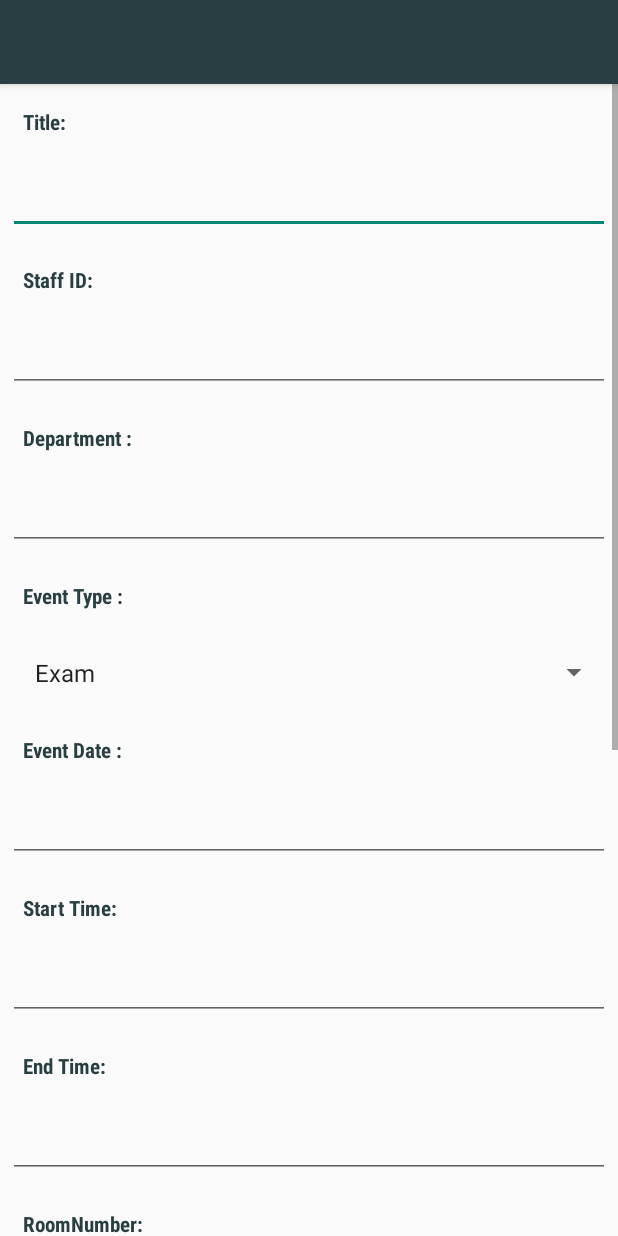
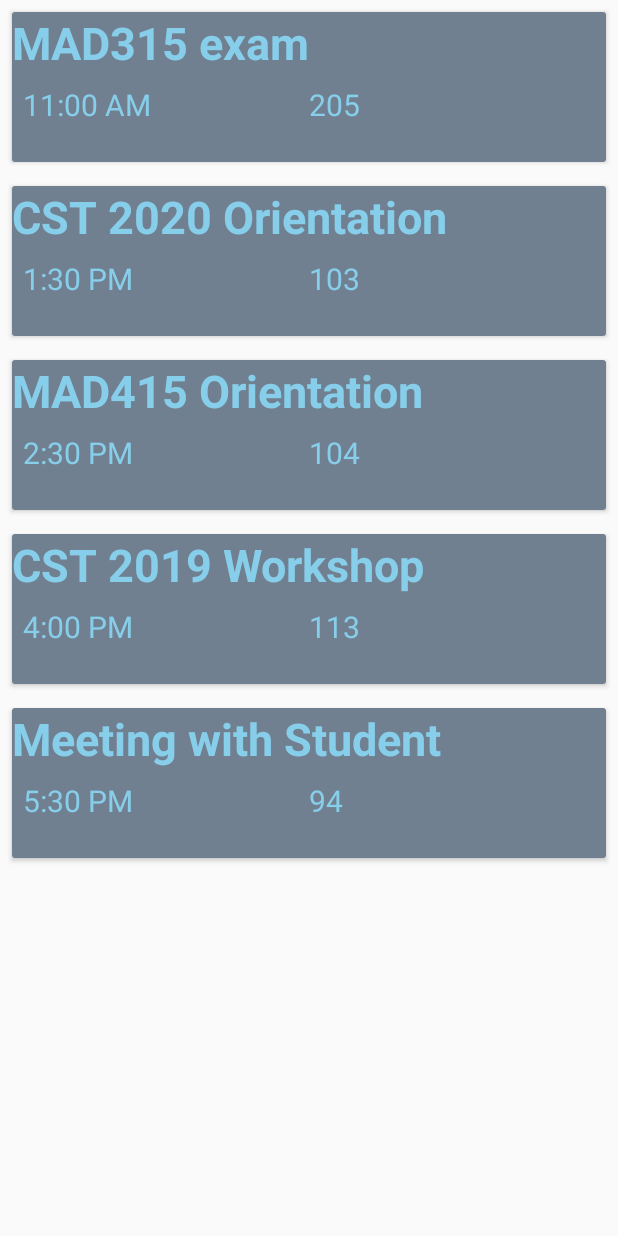
Before and after one commit to Akhilkrishna415/VMeet, an Android app: the screen it shows after launch once a user with an empty profile is signed in (CreatePostActivity before the commit, MyBooking after it), in the side drawer, after a tap on "My Bookings", on a phone screen of 412 x 824 dp. Run offline under Robolectric (Android 15) with nearby library versions, the phone set to English and light mode, and no system bars; our stand-ins replace Firebase (no records; nobody signed in at launch, a user with empty details on screens opened directly), navigation-ui.

Commit message:
Uploading MyBooking xml and basic java.(v1)

```diff
--- a/app/src/main/AndroidManifest.xml
+++ b/app/src/main/AndroidManifest.xml
@@ -9,9 +9,10 @@
         android:roundIcon="@mipmap/logo"
         android:supportsRtl="true"
         android:theme="@style/Theme.AppCompat.Light.NoActionBar">
-        <activity android:name=".RequestMaintenance"></activity>
+        <activity android:name=".MyBooking"></activity>
+        <activity android:name=".RequestMaintenance" />
         <activity android:name=".CreatePostActivity" />
-        <activity android:name=".AdminHome"></activity>
+        <activity android:name=".AdminHome" />
         <activity android:name=".AdminAddHardwareSoftware" />
         <activity android:name=".RemoveHardewareSoftware" />
         <activity android:name=".adminHardware" />
@@ -27,6 +28,7 @@
         <activity android:name=".SplashActivity">
             <intent-filter>
                 <action android:name="android.intent.action.MAIN" />
+
                 <category android:name="android.intent.category.LAUNCHER" />
             </intent-filter>
         </activity>
--- a/app/src/main/java/com/example/vmeet/Homepage.java
+++ b/app/src/main/java/com/example/vmeet/Homepage.java
@@ -95,7 +95,7 @@ public class Homepage extends AppCompatActivity implements NavigationView.OnNavi
         }else if (id == R.id.nav_roombooking) {
             startActivity(new Intent(Homepage.this, CreatePostActivity.class));
         } else if (id == R.id.nav_mybookings) {
-            startActivity(new Intent(Homepage.this, CreatePostActivity.class));
+            startActivity(new Intent(Homepage.this, MyBooking.class));
         } else if (id == R.id.nav_requestservice) {
             startActivity(new Intent(Homepage.this, RequestMaintenance.class));
         }
--- /dev/null
+++ b/app/src/main/java/com/example/vmeet/MyBooking.java
@@ -0,0 +1,40 @@
+package com.example.vmeet;
+
+import androidx.appcompat.app.AppCompatActivity;
+import androidx.recyclerview.widget.LinearLayoutManager;
+import androidx.recyclerview.widget.RecyclerView;
+
+import android.os.Bundle;
+
+import com.example.vmeet.ui.home.HomeViewModel;
+
+import java.util.ArrayList;
+import java.util.List;
+
+public class MyBooking extends AppCompatActivity {
+
+
+    final List<RecycleModel> RecycleList = new ArrayList<>();
+    String[] MeetingTitle = {"MAD315 exam", "CST 2020 Orientation","MAD415 Orientation","CST 2019 Workshop","Meeting with Student"};
+    String[] RoomNo = {"205", "103","104","113","94"};
+    String[] Timev2 = {"11:00 AM", "1:30 PM","2:30 PM","4:00 PM","5:30 PM"};
+
+    private RecyclerView recycler;
+    private RecyclerView.Adapter adapterv2;
+    private RecyclerView.LayoutManager layoutManager;
+
+    @Override
+    protected void onCreate(Bundle savedInstanceState) {
+        super.onCreate(savedInstanceState);
+        setContentView(R.layout.activity_my_booking);
+
+        layoutManager = new LinearLayoutManager(this);
+        recycler = findViewById(R.id.mybooking_recycler);
+        adapterv2 = new MyBookingAdapter(MeetingTitle, RoomNo, Timev2);
+
+        recycler.setLayoutManager(layoutManager);
+        recycler.setAdapter(adapterv2);
+
+
+    }
+}
--- /dev/null
+++ b/app/src/main/java/com/example/vmeet/MyBookingAdapter.java
@@ -0,0 +1,64 @@
+package com.example.vmeet;
+
+import android.view.LayoutInflater;
+import android.view.View;
+import android.view.ViewGroup;
+import android.widget.TextView;
+
+import androidx.annotation.NonNull;
+import androidx.recyclerview.widget.RecyclerView;
+
+public class MyBookingAdapter  extends RecyclerView.Adapter<MyBookingAdapter.ViewHolder>{
+
+    String[] mTitle = {};
+    String [] mRoom ={};
+    String[] mTime = {};
+
+    private LayoutInflater layoutInflater;
+    public MyBookingAdapter(String[] _data,String[] _data2,String[] _data3)
+    {
+        mTitle = _data;
+        mTime = _data2;
+        mRoom = _data3;
+    }
+    @NonNull
+    @Override
+    public ViewHolder onCreateViewHolder(@NonNull ViewGroup parent, int viewType) {
+        layoutInflater = LayoutInflater.from(parent.getContext());
+
+        View view = layoutInflater.inflate(R.layout.mybooking_model,parent,false);
+        return new ViewHolder(view);
+
+    }
+
+    @Override
+    public void onBindViewHolder(@NonNull ViewHolder holder, int position) {
+        String title = mTitle[position];
+        holder.Title.setText(title);
+
+        String room = mRoom[position];
+        holder.Room.setText(room);
+
+        String time = mTime[position];
+        holder.Time.setText(time);
+
+    }
+
+    @Override
+    public int getItemCount() {
+        return mTitle.length;
+    }
+
+    public class ViewHolder extends RecyclerView.ViewHolder
+    {
+        TextView Title;
+        TextView Time;
+        TextView Room;
+        public ViewHolder(@NonNull View itemView) {
+            super(itemView);
+            Title = itemView.findViewById(R.id.title);
+            Time = itemView.findViewById(R.id.time);
+            Room = itemView.findViewById(R.id.room);
+        }
+    }
+}
--- /dev/null
+++ b/app/src/main/java/com/example/vmeet/MyBookingModel.java
@@ -0,0 +1,39 @@
+package com.example.vmeet;
+
+public class MyBookingModel {
+    private String Title;
+    private String Room;
+    private String time;
+
+    public String getTitle() {
+        return Title;
+    }
+
+    public void setTitle(String title) {
+        Title = title;
+    }
+
+    public String getRoom() {
+        return Room;
+    }
+
+    public void setRoom(String room) {
+        Room = room;
+    }
+
+    public String getTime() {
+        return time;
+    }
+
+    public void setTime(String time) {
+        this.time = time;
+    }
+
+    public MyBookingModel (String title,String time, String room)
+    {
+        this.Title = title;
+        this.Room = room;
+        this.time = time;
+
+    }
+}
--- /dev/null
+++ b/app/src/main/res/layout/activity_my_booking.xml
@@ -0,0 +1,14 @@
+<?xml version="1.0" encoding="utf-8"?>
+<LinearLayout xmlns:android="http://schemas.android.com/apk/res/android"
+    xmlns:app="http://schemas.android.com/apk/res-auto"
+    xmlns:tools="http://schemas.android.com/tools"
+    android:layout_width="match_parent"
+    android:layout_height="match_parent"
+    android:orientation="vertical"
+    tools:context=".MyBooking">
+
+    <androidx.recyclerview.widget.RecyclerView
+        android:id="@+id/mybooking_recycler"
+        android:layout_width="match_parent"
+        android:layout_height="match_parent" />
+</LinearLayout>
--- /dev/null
+++ b/app/src/main/res/layout/mybooking_model.xml
@@ -0,0 +1,57 @@
+<?xml version="1.0" encoding="utf-8"?>
+<LinearLayout xmlns:android="http://schemas.android.com/apk/res/android"
+    xmlns:app="http://schemas.android.com/apk/res-auto"
+    xmlns:tools="http://schemas.android.com/tools"
+    android:layout_width="match_parent"
+    android:layout_height="wrap_content"
+    android:orientation="vertical"
+    >
+
+    <androidx.cardview.widget.CardView
+        android:layout_width="match_parent"
+        android:layout_height="100dp"
+        android:layout_margin="8dp"
+        android:padding="4dp"
+        android:elevation="3dp">
+
+        <LinearLayout
+            android:layout_width="match_parent"
+            android:layout_height="match_parent"
+            android:orientation="vertical"
+            android:background="@color/slate_gray">
+            <TextView
+                android:id="@+id/title"
+                android:layout_width="match_parent"
+                android:layout_height="wrap_content"
+                android:text="title"
+                android:textSize="30sp"
+                android:textStyle="normal|bold"
+                android:textColor="@color/sky_blue"/>
+            <LinearLayout
+                android:layout_width="match_parent"
+                android:layout_height="wrap_content"
+                android:orientation="horizontal"
+                android:padding="5dp"
+                android:layout_margin="2dp">
+                <TextView
+                    android:id="@+id/room"
+                    android:layout_width="match_parent"
+                    android:layout_height="match_parent"
+                    android:text="Room no"
+                    android:textSize="20sp"
+                    android:layout_weight="1"
+                    android:textColor="@color/sky_blue"/>
+                <TextView
+                    android:id="@+id/time"
+                    android:layout_width="match_parent"
+                    android:layout_height="match_parent"
+                    android:layout_weight="1"
+                    android:text="time"
+                    android:textSize="20sp"
+                    android:textColor="@color/sky_blue"
+                    />
+            </LinearLayout>
+
+        </LinearLayout>
+    </androidx.cardview.widget.CardView>
+</LinearLayout>
```
